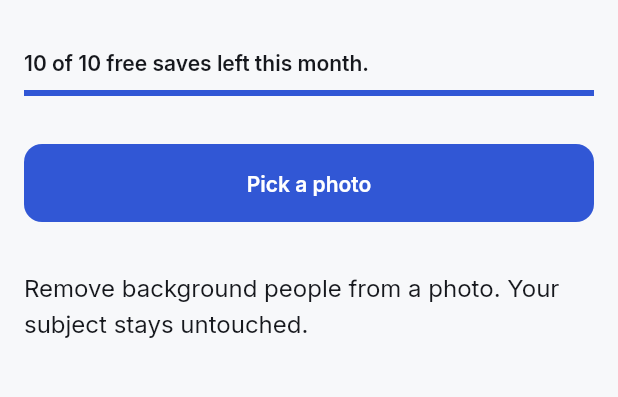
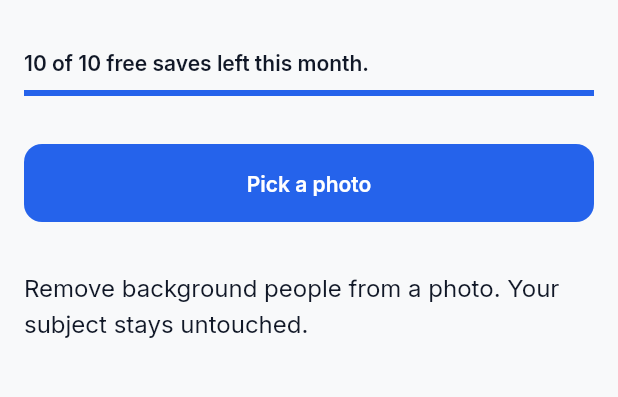
Before and after one commit to IsrarKundi/people_gone, a Flutter app: the screen it shows after launch, on a phone screen of 412 x 824 dp, the part 60-457 px from its top. Run offline on Flutter 3.47's test engine with Material 3 defaults, Android fonts, the light colour scheme and no system bars; our stand-ins replace dio, flutter_secure_storage, get, image_picker, share_plus; missing offline and left inert: gal.

Commit message:
phase1-redesign: elevate palette tokens and establish REDESIGN_NOTES (FR-01, §6)

```diff
--- a/lib/core/constants/app_colors.dart
+++ b/lib/core/constants/app_colors.dart
@@ -56,52 +56,52 @@ class AppPalette extends ThemeExtension<AppPalette> {
   final Color photoChromeFg;
 
   static const AppPalette light = AppPalette(
-    primary: Color(0xFF3157D5),
+    primary: Color(0xFF2563EB),
     onPrimary: Color(0xFFFFFFFF),
-    primaryContainer: Color(0xFFE3E9FD),
-    secondary: Color(0xFF0E7C86),
-    background: Color(0xFFF7F8FA),
+    primaryContainer: Color(0xFFDBEAFE),
+    secondary: Color(0xFF0F766E),
+    background: Color(0xFFF8F9FA),
     surface: Color(0xFFFFFFFF),
-    surfaceVariant: Color(0xFFEEF0F4),
-    textPrimary: Color(0xFF16181D),
-    textSecondary: Color(0xFF5A6068),
-    textTertiary: Color(0xFF8A919C),
-    border: Color(0xFFDFE3E9),
-    success: Color(0xFF1E7D46),
-    successBg: Color(0xFFE2F4E8),
-    warning: Color(0xFF9A6A00),
-    warningBg: Color(0xFFFBF0D3),
-    error: Color(0xFFC0362C),
-    errorBg: Color(0xFFFBE7E4),
+    surfaceVariant: Color(0xFFF1F3F5),
+    textPrimary: Color(0xFF111827),
+    textSecondary: Color(0xFF4B5563),
+    textTertiary: Color(0xFF9CA3AF),
+    border: Color(0xFFE5E7EB),
+    success: Color(0xFF10B981),
+    successBg: Color(0xFFD1FAE5),
+    warning: Color(0xFFF59E0B),
+    warningBg: Color(0xFFFEF3C7),
+    error: Color(0xFFEF4444),
+    errorBg: Color(0xFFFEE2E2),
     scrim: Color(0x8C0A0C10),
-    overlayRemoved: Color(0x8CE5484D),
-    overlayKept: Color(0x8C30A46C),
-    photoChromeBg: Color(0x8C0A0C10),
+    overlayRemoved: Color(0x99EF4444),
+    overlayKept: Color(0x9910B981),
+    photoChromeBg: Color(0x990F172A),
     photoChromeFg: Color(0xFFFFFFFF),
   );
 
   static const AppPalette dark = AppPalette(
-    primary: Color(0xFF8FA8FF),
-    onPrimary: Color(0xFF0B1026),
-    primaryContainer: Color(0xFF26335F),
-    secondary: Color(0xFF45B8C4),
-    background: Color(0xFF0E1013),
-    surface: Color(0xFF17191E),
-    surfaceVariant: Color(0xFF1F2229),
-    textPrimary: Color(0xFFF2F3F5),
-    textSecondary: Color(0xFFA7ADB8),
-    textTertiary: Color(0xFF6E757F),
-    border: Color(0xFF2A2E36),
-    success: Color(0xFF4CC38A),
-    successBg: Color(0xFF123527),
-    warning: Color(0xFFF5C15C),
-    warningBg: Color(0xFF3A2E10),
-    error: Color(0xFFFF8A80),
-    errorBg: Color(0xFF3A1D1A),
-    scrim: Color(0x99000000),
-    overlayRemoved: Color(0x8CFF6369),
-    overlayKept: Color(0x8C3DD68C),
-    photoChromeBg: Color(0x99000000),
+    primary: Color(0xFF60A5FA),
+    onPrimary: Color(0xFF0B132B),
+    primaryContainer: Color(0xFF1E3A8A),
+    secondary: Color(0xFF2DD4BF),
+    background: Color(0xFF0B0D11),
+    surface: Color(0xFF14171E),
+    surfaceVariant: Color(0xFF1D212A),
+    textPrimary: Color(0xFFF9FAFB),
+    textSecondary: Color(0xFF9CA3AF),
+    textTertiary: Color(0xFF6B7280),
+    border: Color(0xFF252932),
+    success: Color(0xFF10B981),
+    successBg: Color(0xFF064E3B),
+    warning: Color(0xFFFBBF24),
+    warningBg: Color(0xFF451A03),
+    error: Color(0xFFF87171),
+    errorBg: Color(0xFF450A0A),
+    scrim: Color(0xB3000000),
+    overlayRemoved: Color(0x99EF4444),
+    overlayKept: Color(0x9910B981),
+    photoChromeBg: Color(0xB30B0D11),
     photoChromeFg: Color(0xFFFFFFFF),
   );
 
```
Also changed, not shown: 1 other file.
